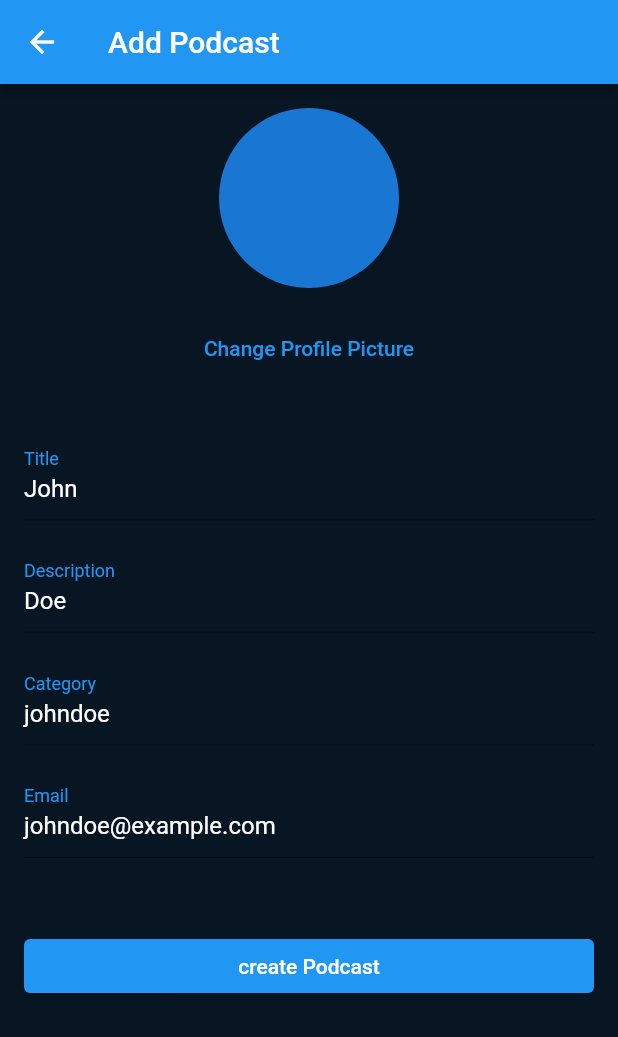
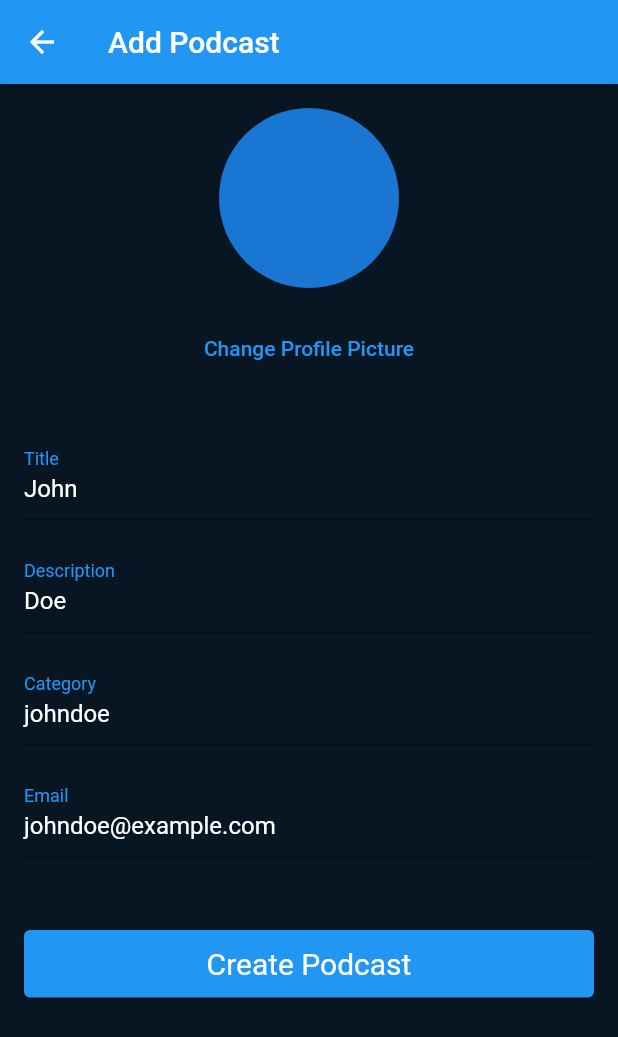
Before and after one commit to ffekirnew/shades-cast, a Flutter app: the addPodcasts screen opened by its route, on a phone screen of 412 x 824 dp. Shown: the top 1037 px of the screen. Run offline on Flutter 3.47's test engine with Material 2 defaults, Android fonts, the phone set to English and light mode, and no system bars; our stand-ins replace bloc, file_picker, flutter_bloc, flutter_spinkit, image_picker, just_audio and 3 more; missing offline and left inert: dart:ffi; accounts and stored records are empty.

Commit message:
no change

```diff
--- a/mobile/shades_cast/lib/main.dart
+++ b/mobile/shades_cast/lib/main.dart
@@ -12,6 +12,7 @@ import 'package:shades_cast/screens/settings/ui/settings.dart';
 import 'package:shades_cast/screens/home/ui/homepage.dart';
 import 'package:shades_cast/screens/home/bloc/home_bloc.dart';
 import 'package:shades_cast/screens/my_podcasts/bloc/my_podcasts_bloc.dart';
+import 'package:shades_cast/screens/add_podcast/bloc/add_podcast_bloc.dart';
 
 void main() {
   runApp(
@@ -32,6 +33,9 @@ void main() {
         BlocProvider(
           create: (BuildContext context) => MyPodcastsBloc(),
         ),
+        BlocProvider(
+          create: (BuildContext context) => AddPodcastBloc(),
+        ),
       ],
       child: MaterialApp(
         theme: ThemeData.dark()
--- a/mobile/shades_cast/lib/screens/add_podcast/bloc/add_podcast_event.dart
+++ b/mobile/shades_cast/lib/screens/add_podcast/bloc/add_podcast_event.dart
@@ -2,3 +2,8 @@ part of 'add_podcast_bloc.dart';
 
 @immutable
 abstract class AddPodcastEvent {}
+
+class PodcastSubmitted extends AddPodcastEvent {
+  Podcast createdPodcast;
+  PodcastSubmitted({required this.createdPodcast});
+}
--- a/mobile/shades_cast/lib/screens/add_podcast/bloc/add_podcast_state.dart
+++ b/mobile/shades_cast/lib/screens/add_podcast/bloc/add_podcast_state.dart
@@ -4,3 +4,7 @@ part of 'add_podcast_bloc.dart';
 abstract class AddPodcastState {}
 
 class AddPodcastInitial extends AddPodcastState {}
+
+class AddPodcastSuccess extends AddPodcastState {}
+
+class AddPodcastError extends AddPodcastState {}
--- a/mobile/shades_cast/lib/screens/add_podcast/ui/addPodcast.dart
+++ b/mobile/shades_cast/lib/screens/add_podcast/ui/addPodcast.dart
@@ -5,8 +5,10 @@ import 'package:shades_cast/Infrustructure_layer/api_clients/podcast_api_client.
 import 'package:http/http.dart' as http;
 import 'package:path/path.dart' as path;
 import 'package:shades_cast/Infrustructure_layer/api_clients/authService.dart';
-
+import 'package:shades_cast/screens/add_podcast/bloc/add_podcast_bloc.dart';
 import '../../../Infrustructure_layer/api_clients/constants.dart';
+import 'package:flutter_bloc/flutter_bloc.dart';
+import 'package:shades_cast/domain_layer/podcast.dart';
 
 class addPodcasts extends StatefulWidget {
   // late final PodcastApiClient _apiClient;
@@ -59,6 +61,17 @@ class _addPodcastsState extends State<addPodcasts> {
       "cover_image": _imageFile
     };
 
+    Podcast createdPodcast = Podcast(
+        id: 1,
+        title: podcast['title'],
+        author: podcast['author'],
+        description: podcast['description'],
+        imageUrl: '',
+        categories: [podcast['categories']]);
+
+    BlocProvider.of<AddPodcastBloc>(context)
+        .add(PodcastSubmitted(createdPodcast: createdPodcast));
+
     // final res = await apiClient.addPodcast(podcast);
     // print(res);
     // final AuthService authService = AuthService();
@@ -110,7 +123,15 @@ class _addPodcastsState extends State<addPodcasts> {
           title: Text("Add Podcast"),
         ),
         body: SingleChildScrollView(
-          child: Padding(
+          child: BlocBuilder<AddPodcastBloc, AddPodcastState>(
+              builder: (context, state) {
+            String errorMessage = '';
+            if (state is AddPodcastError) {
+              errorMessage = 'Error occured. Try again';
+            } else if (state is AddPodcastSuccess) {
+              errorMessage = 'Podcast succesfully added.';
+            }
+            return Padding(
               padding: const EdgeInsets.all(16.0),
               child: Column(
                 crossAxisAlignment: CrossAxisAlignment.stretch,
@@ -170,7 +191,8 @@ class _addPodcastsState extends State<addPodcasts> {
                       color: Colors.white, // sets the text color to white
                     ),
                     decoration: InputDecoration(
-                    fillColor: Colors.blue, // sets the background color to blue
+                      fillColor:
+                          Colors.blue, // sets the background color to blue
                       labelStyle: TextStyle(color: Colors.blue),
                       labelText: "Email",
                     ),
@@ -178,13 +200,36 @@ class _addPodcastsState extends State<addPodcasts> {
                   ),
                   SizedBox(height: 16.0),
                   SizedBox(height: 32.0),
-                ElevatedButton(
+                  Container(
+                    height: 45,
+                    child: ElevatedButton(
                       onPressed: _submitForm,
-                  child: Text("create Podcast"),
+                      child: Text(
+                        "Create Podcast",
+                        style: TextStyle(
+                            fontSize: 20, fontWeight: FontWeight.w400),
                       ),
+                    ),
+                  ),
+                  SizedBox(
+                    height: 150,
+                  ),
+                  Container(
+                    child: Center(
+                      child: Text(
+                        errorMessage,
+                        style: TextStyle(
+                            color: (errorMessage == 'Error occured. Try again')
+                                ? Colors.red
+                                : Colors.green,
+                            fontSize: 20),
+                      ),
+                    ),
+                  )
                 ],
               ),
-          ),
+            );
+          }),
         ),
       ),
     );
--- a/mobile/shades_cast/lib/screens/home/bloc/home_bloc.dart
+++ b/mobile/shades_cast/lib/screens/home/bloc/home_bloc.dart
@@ -27,12 +27,12 @@ class HomeBloc extends Bloc<HomeEvent, HomeState> {
     List<Podcast> currentPodcasts = [];
     List<int> favoritedIds = [];
     PodcastApiClient _apiClient = PodcastApiClient();
+    PodcastDatabase _database = PodcastDatabase.instance;
     UserRepo userRepo = UserRepo();
     User currentUser =
         User(id: 1, name: 'Shamil Bedru', email: 'email', password: 'password');
     // FunfactApiClient _apiClientFunFact = FunfactApiClient();
 
-    PodcastDatabase _database = PodcastDatabase.instance;
     // FunfactRepository funFactRep =
     //     FunfactRepositoryImpl(_database, _apiClientFunFact);
     Funfact currentFunFact =
```
Also changed, not shown: mobile/shades_cast/lib/screens/add_podcast/bloc/add_podcast_bloc.dart (+23 -2 lines), 1 other file. Lines whose indentation alone changed are shown as unchanged.
